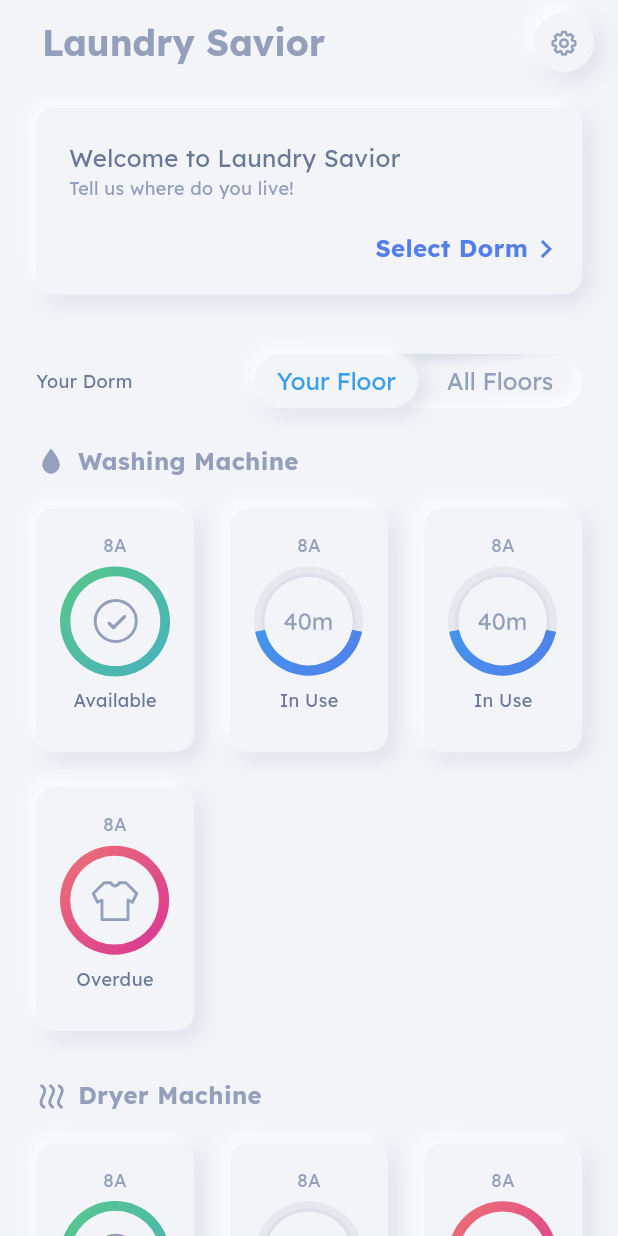
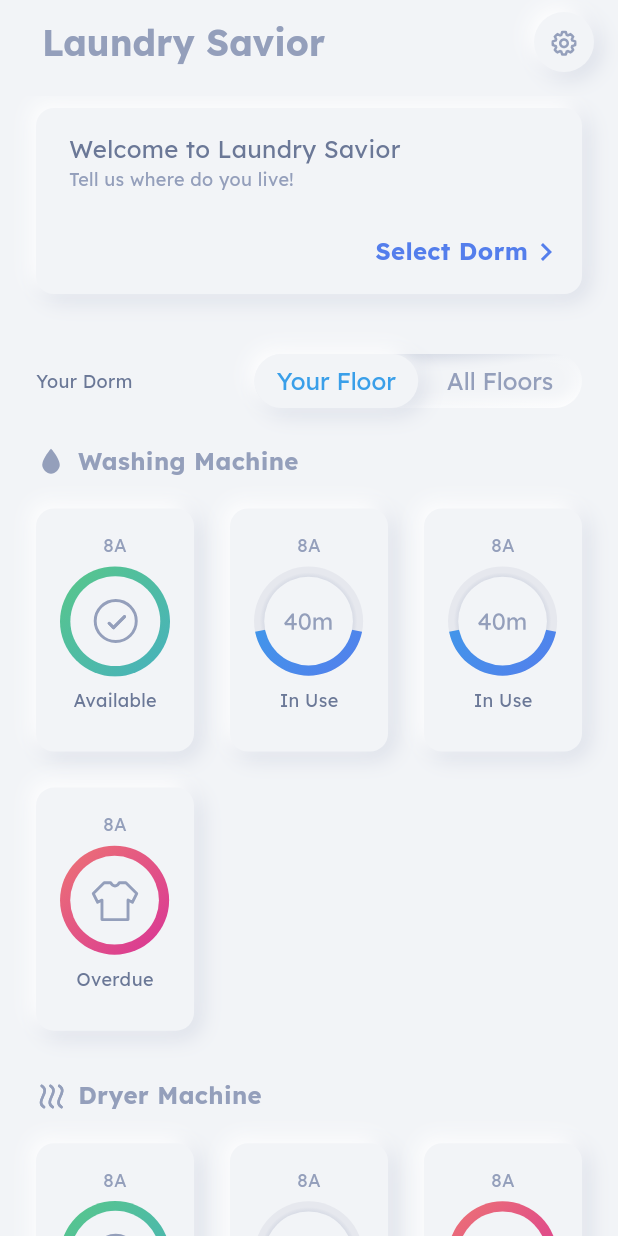
Before and after one commit to FooJiaYin/laundry-savior, a Flutter app: the screen it shows after launch, on a phone screen of 412 x 824 dp. Run offline on Flutter 3.47's test engine with Material 2 defaults, Android fonts, the phone set to English and light mode, and no system bars; our stand-ins replace dio, flutter_svg, shared_preferences.

Commit message:
feat: Display StatusCard with status

```diff
--- a/lib/models/machine.dart
+++ b/lib/models/machine.dart
@@ -10,14 +10,16 @@ class Machine {
   final int floor;
   final String? section;
   final Type type;
-  final MachineStatus status;
-  const Machine({
+  MachineStatus status;
+  Machine({
     required this.id,
     required this.floor,
     this.section,
     required this.type,
     required this.status,
   });
+
+  get locationString => "$floor${section ?? ' Floor'}";
 
   Machine copyWith({
     int? id,
@@ -93,7 +95,7 @@ class Machine {
 }
 
 class WashingMachine extends Machine {
-  const WashingMachine({
+  WashingMachine({
     required int id,
     required int floor,
     String? section,
@@ -108,7 +110,7 @@ class WashingMachine extends Machine {
 }
 
 class DryerMachine extends Machine {
-  const DryerMachine({
+  DryerMachine({
     required int id,
     required int floor,
     String? section,
--- a/lib/services/fake_data.dart
+++ b/lib/services/fake_data.dart
@@ -68,21 +68,21 @@ class FakeData {
     ];
   }
 
-  static const washingMachine = WashingMachine(
+  static WashingMachine washingMachine = WashingMachine(
     id: 0,
     floor: 8,
     section: 'A',
     status: MachineStatus(code: StatusCode.available),
   );
 
-  static const dryerMachine = DryerMachine(
+  static DryerMachine dryerMachine = DryerMachine(
     id: 0,
     floor: 8,
     section: 'A',
     status: MachineStatus(code: StatusCode.available),
   );
 
-  static final inUse = const MachineStatus(
+  static const inUse = MachineStatus(
     code: StatusCode.in_use,
     durationEstimated: Duration(minutes: 40),
     durationPassed: Duration(minutes: 13),
--- a/lib/views/components/instruction_card.dart
+++ /dev/null
@@ -1,68 +0,0 @@
-import 'package:flutter/material.dart';
-import 'package:provider/provider.dart';
-
-import '../../models/global_state.dart';
-import '../../theme/theme.dart';
-import 'neumorphic_container.dart';
-import 'select_dorm_dialog.dart';
-
-class InstructionCard extends StatelessWidget {
-  const InstructionCard({Key? key}) : super(key: key);
-
-  @override
-  Widget build(BuildContext context) {
-    // TODO: leading icon
-    var state = GlobalState.of(context);
-    return _instructionCard(
-      title: state.anonymous ? "Welcome to Laundry Savior" : "Hello",
-      description: 'Tell us where do you live!',
-      actionWidget: const ActionText('Select Dorm', color: ThemeColors.royalBlue),
-      onTap: () => showDialog(context: context, builder: (context) => const SelectDormDialog()),
-    );
-  }
-
-  Widget _instructionCard({required String title, required String description, Widget? leading, Widget? actionWidget, dynamic onTap}) {
-    return NeumorphicContainer(
-      padding: const EdgeInsets.only(top: 22, left: 22, bottom: 18, right: 12),
-      onTap: onTap,
-      child: Column(
-        crossAxisAlignment: CrossAxisAlignment.start,
-        children: [
-          Text(title, style: ThemeFont.title()),
-          Text(description, style: ThemeFont.style(fontSize: 12)),
-          const SizedBox(height: 20),
-          if (actionWidget != null) actionWidget,
-        ],
-      ),
-    );
-  }
-}
-
-class ActionText extends StatelessWidget {
-  const ActionText(
-    this.text, {
-    Key? key,
-    this.color = ThemeColors.primaryColor,
-    this.icon = Icons.keyboard_arrow_right,
-    this.alignment = MainAxisAlignment.end,
-  }) : super(key: key);
-
-  final String text;
-  final Color color;
-  final IconData icon;
-  final MainAxisAlignment alignment;
-
-  @override
-  Widget build(BuildContext context) {
-    return Row(
-      mainAxisAlignment: MainAxisAlignment.end,
-      children: [
-        Text(
-          text,
-          style: ThemeFont.header(color: color, fontSize: 16),
-        ),
-        Icon(icon, color: color, size: 24)
-      ],
-    );
-  }
-}
--- /dev/null
+++ b/lib/views/components/status_card.dart
@@ -0,0 +1,144 @@
+// ignore_for_file: public_member_api_docs, sort_constructors_first
+import 'package:flutter/material.dart';
+import 'package:flutter_svg/svg.dart';
+
+import '../../models/global_state.dart';
+import '../../services/fake_data.dart';
+import '../../theme/theme.dart';
+import '../screens/machine.dart';
+import 'neumorphic_container.dart';
+import 'select_dorm_dialog.dart';
+
+class StatusCard extends StatelessWidget {
+  // final GlobalState state;
+
+  const StatusCard({Key? key}) : super(key: key);
+
+  @override
+  Widget build(BuildContext context) {
+    // TODO: Refactor Instruction Card
+    var state = GlobalState.of(context);
+    return state.anonymous
+        ? _statusCard(
+            title: "Welcome to Laundry Savior",
+            description: 'Tell us where do you live!',
+            actionWidget: const ActionText('Select Dorm', color: ThemeColors.royalBlue),
+            onTap: () => showDialog(context: context, builder: (context) => const SelectDormDialog()),
+          )
+        : state.currentMachine != null && state.currentMachine!.status.code == StatusCode.available
+            ? _statusCard(
+                title: "${state.currentMachine!.type == WashingMachine ? 'Washing' : 'Dryer'} machine available on ${state.currentMachine!.locationString}!",
+                description: 'Hurry up before it used by other!',
+                leading: SvgPicture.asset("assets/images/stats_available.svg"),
+                actionWidget: const ActionText('Use it now', color: ThemeColors.cyan),
+                onTap: () => showDialog(context: context, builder: (context) => MachinePage(state.currentMachine!)),
+              )
+            : state.status == Status.idle
+                ? _statusCard(
+                    title: "Washing machines on ${state.floor}F are busy.",
+                    description: 'Remind when any washing machine available on ${state.floor!}F?',
+                    actionWidget: const ActionText('Remind me', color: ThemeColors.royalBlue),
+                    onTap: () {
+                      state.update(status: Status.waitingFloor);
+                      Future.delayed(const Duration(seconds: 10), () {
+                        state.update(currentMachine: FakeData.washingMachine);
+                      });
+                    },
+                  )
+                : state.status == Status.waitingFloor
+                    ? _statusCard(
+                        title: "Waiting for a ${state.waitingMachine == WashingMachine ? 'washing' : 'dryer'} machine",
+                        description: 'We’ll send you ${state.machineAvailable.remindMethod.toLowerCase()} when any machine available on ${state.floor}F!',
+                        actionWidget: const ActionText('Check Other Floors', color: ThemeColors.royalBlue),
+                        // TODO: Check other floor
+                        onTap: () => state.update(status: Status.waitingAll),
+                      )
+                    : state.status == Status.waitingAll
+                        ? _statusCard(
+                            title: "Waiting for a ${state.waitingMachine == WashingMachine ? 'washing' : 'dryer'} machine",
+                            description:
+                                'We’ll send you ${state.machineAvailable.remindMethod.toLowerCase()} when any machine available on ${state.floor! - 1 < state.dormitory!.floors[0] ? state.floor : state.floor! - 1}~${state.floor! + 1}F',
+                            actionWidget: const ActionText('Cancel Waiting', icon: null),
+                            onTap: () => state.update(status: Status.idle),
+                          )
+                        : state.status == Status.using
+                            ? state.currentMachine?.status.code == StatusCode.in_use
+                                ? _statusCard(
+                                    title: "${state.waitingMachine == WashingMachine ? 'Washing' : 'Drying'} in progress",
+                                    description: 'On ${state.currentMachine!.locationString}, ${state.dormitory!.name}',
+                                    // TODO: Time left calculation
+                                    // TODO: Display progress when in use
+                                    leading: SvgPicture.asset("assets/images/stats_in_use.svg"),
+                                    actionWidget: ActionText('${state.currentMachine?.status.durationEstimated!.inMinutes} min left', color: ThemeColors.royalBlue, icon: null),
+                                    onTap: () => showDialog(context: context, builder: (context) => const SelectDormDialog()),
+                                  )
+                                : _statusCard(
+                                    title: "Laundry is done!",
+                                    description: 'Please collect your laundry ASAP at ${state.currentMachine!.locationString}, ${state.dormitory!.name}',
+                                    leading: SvgPicture.asset("assets/images/stats_overdue.svg"),
+                                    actionWidget: const ActionText('Collect', color: ThemeColors.pink),
+                                    onTap: () {
+                                      showDialog(context: context, builder: (context) => MachinePage(state.currentMachine!));
+                                      Future.delayed(const Duration(seconds: 3), () {
+                                        state.currentMachine!.status = MachineStatus(code: StatusCode.available);
+                                        state.update();
+                                      });
+                                    },
+                                  )
+                            : const SizedBox(height: 0);
+  }
+
+  Widget _statusCard({required String title, required String description, Widget? leading, Widget? actionWidget, dynamic onTap}) {
+    return NeumorphicContainer(
+      height: 124.0,
+      padding: const EdgeInsets.only(top: 16, left: 22, bottom: 16, right: 12),
+      onTap: onTap,
+      child: Row(
+        children: [
+          if (leading != null) leading,
+          if (leading != null) const SizedBox(width: 20),
+          Expanded(
+            child: Column(
+              crossAxisAlignment: CrossAxisAlignment.start,
+              children: [
+                Text(title, style: ThemeFont.title()),
+                Text(description, style: ThemeFont.style(fontSize: 12)),
+                const Expanded(child: SizedBox(height: 2)),
+                if (actionWidget != null) actionWidget,
+              ],
+            ),
+          ),
+        ],
+      ),
+    );
+  }
+}
+
+class ActionText extends StatelessWidget {
+  const ActionText(
+    this.text, {
+    Key? key,
+    this.color = ThemeColors.textColor,
+    this.icon = Icons.keyboard_arrow_right,
+    this.alignment = MainAxisAlignment.end,
+  }) : super(key: key);
+
+  final String text;
+  final Color color;
+  final IconData? icon;
+  final MainAxisAlignment alignment;
+
+  @override
+  Widget build(BuildContext context) {
+    return Row(
+      mainAxisAlignment: MainAxisAlignment.end,
+      children: [
+        Text(
+          text,
+          style: ThemeFont.header(color: color, fontSize: 16),
+        ),
+        icon != null ? Icon(icon, color: color, size: 24) : const SizedBox(width: 12)
+      ],
+    );
+  }
+}
--- a/lib/views/screens/home.dart
+++ b/lib/views/screens/home.dart
@@ -9,9 +9,9 @@ import '../../services/fake_data.dart';
 import '../../theme/theme.dart';
 import '../../utils/config.dart';
 import '../../utils/string.dart';
-import '../components/instruction_card.dart';
 import '../components/machine_status_card.dart';
 import '../components/neumorphic_toggle.dart';
+import '../components/status_card.dart';
 import '../widgets/button.dart';
 import '../widgets/scaffold_page.dart';
 
@@ -55,12 +55,11 @@ class _HomePageState extends State<HomePage> {
       ),
       child: Column(
         children: <Widget>[
-          // TODO: Differenct instructions
-          InstructionCard(),
+          StatusCard(),
           const SizedBox(height: 40),
           _floorSelector(state.dormitory, state.floor),
           const SizedBox(height: 24),
-          // TODO: Update when switched floor
+          // TODO: Waiting switch
           ..._machineSection(
             iconName: "drop_filled",
             title: S.of(context).washing_machine,
@@ -113,6 +112,7 @@ class _HomePageState extends State<HomePage> {
         ],
       );
 
+  // TODO: Update when floor switched
   List<Widget> _machineSection({
     required String iconName,
     required String title,
```
Also changed, not shown: lib/views/screens/machine.dart (+31 -32 lines), assets/images/stats_available.svg (added), assets/images/stats_in_use.svg (added), assets/images/stats_lose.svg (added), assets/images/stats_overdue.svg (added).
